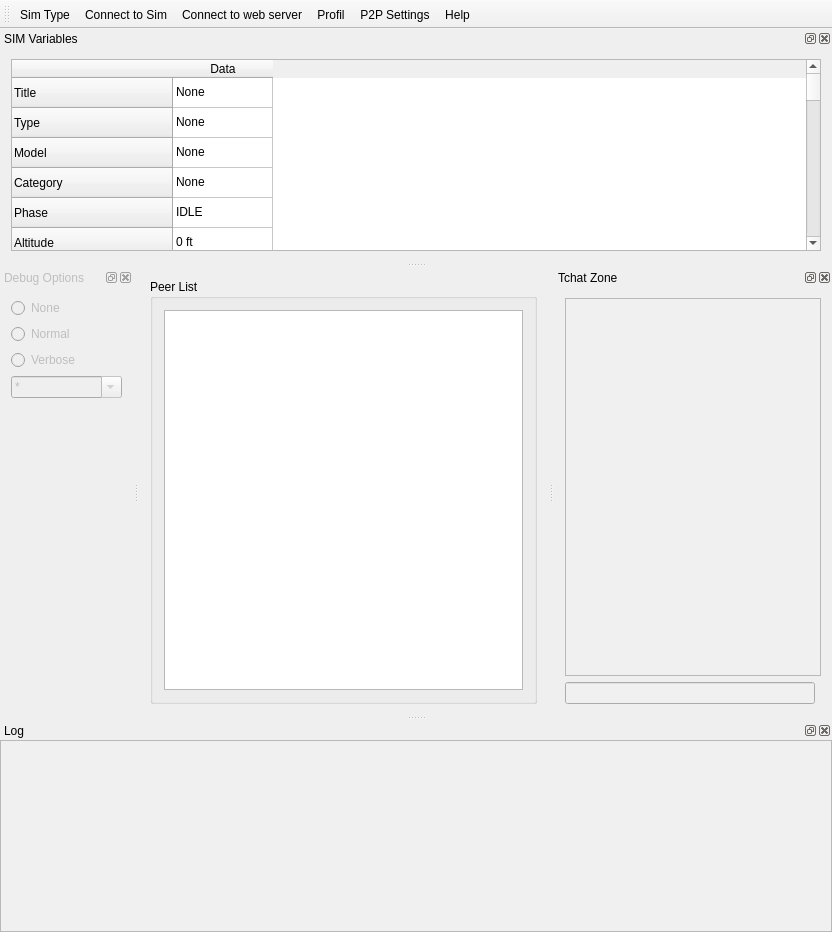
Qt form gui/mainwindow.ui (Artemia76/ffs2play) before a commit.
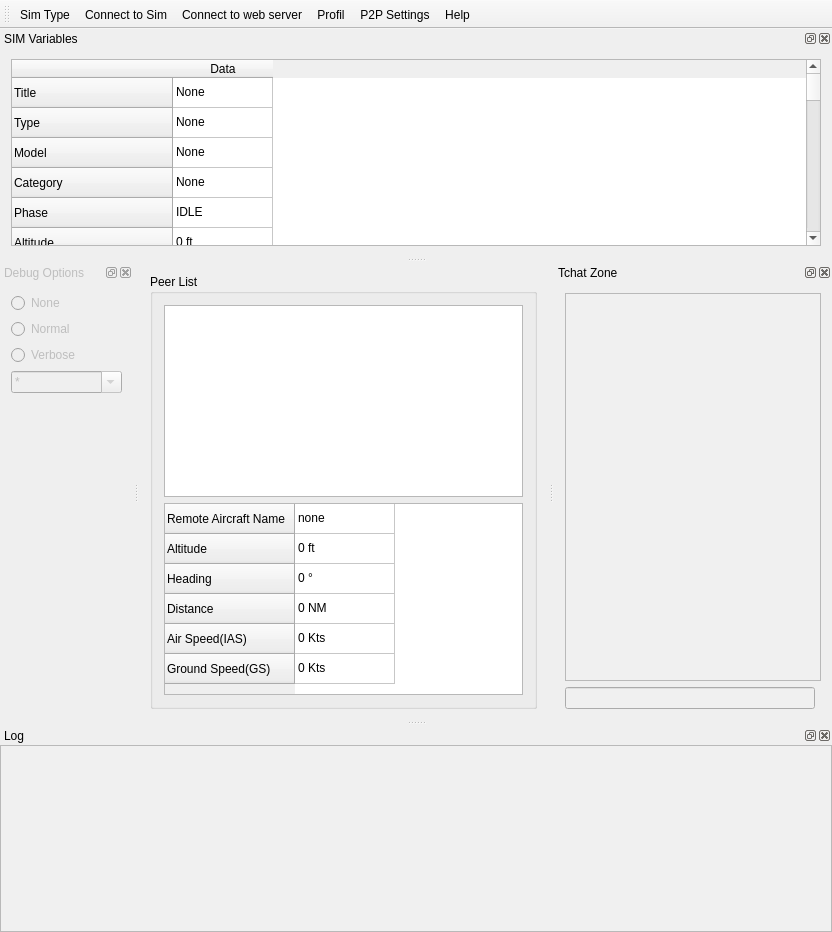
The same form after that commit. Icons and pictures are not drawn.

Commit message: Add Peer information

The edit to the form file:
```diff
--- a/gui/mainwindow.ui
+++ b/gui/mainwindow.ui
@@ -43,6 +43,81 @@
        <item>
         <widget class="QListWidget" name="lwPeer"/>
        </item>
+       <item>
+        <widget class="QTableWidget" name="twPeerDetail">
+         <property name="showGrid">
+          <bool>true</bool>
+         </property>
+         <attribute name="horizontalHeaderVisible">
+          <bool>false</bool>
+         </attribute>
+         <row>
+          <property name="text">
+           <string>Remote Aircraft Name</string>
+          </property>
+         </row>
+         <row>
+          <property name="text">
+           <string>Altitude</string>
+          </property>
+         </row>
+         <row>
+          <property name="text">
+           <string>Heading</string>
+          </property>
+         </row>
+         <row>
+          <property name="text">
+           <string>Distance</string>
+          </property>
+         </row>
+         <row>
+          <property name="text">
+           <string>Air Speed(IAS)</string>
+          </property>
+         </row>
+         <row>
+          <property name="text">
+           <string>Ground Speed(GS)</string>
+          </property>
+         </row>
+         <column>
+          <property name="text">
+           <string>Value</string>
+          </property>
+         </column>
+         <item row="0" column="0">
+          <property name="text">
+           <string>none</string>
+          </property>
+         </item>
+         <item row="1" column="0">
+          <property name="text">
+           <string>0 ft</string>
+          </property>
+         </item>
+         <item row="2" column="0">
+          <property name="text">
+           <string>0 °</string>
+          </property>
+         </item>
+         <item row="3" column="0">
+          <property name="text">
+           <string>0 NM</string>
+          </property>
+         </item>
+         <item row="4" column="0">
+          <property name="text">
+           <string>0 Kts</string>
+          </property>
+         </item>
+         <item row="5" column="0">
+          <property name="text">
+           <string>0 Kts</string>
+          </property>
+         </item>
+        </widget>
+       </item>
       </layout>
      </widget>
     </item>
```
The commit also changes 6 other files.
